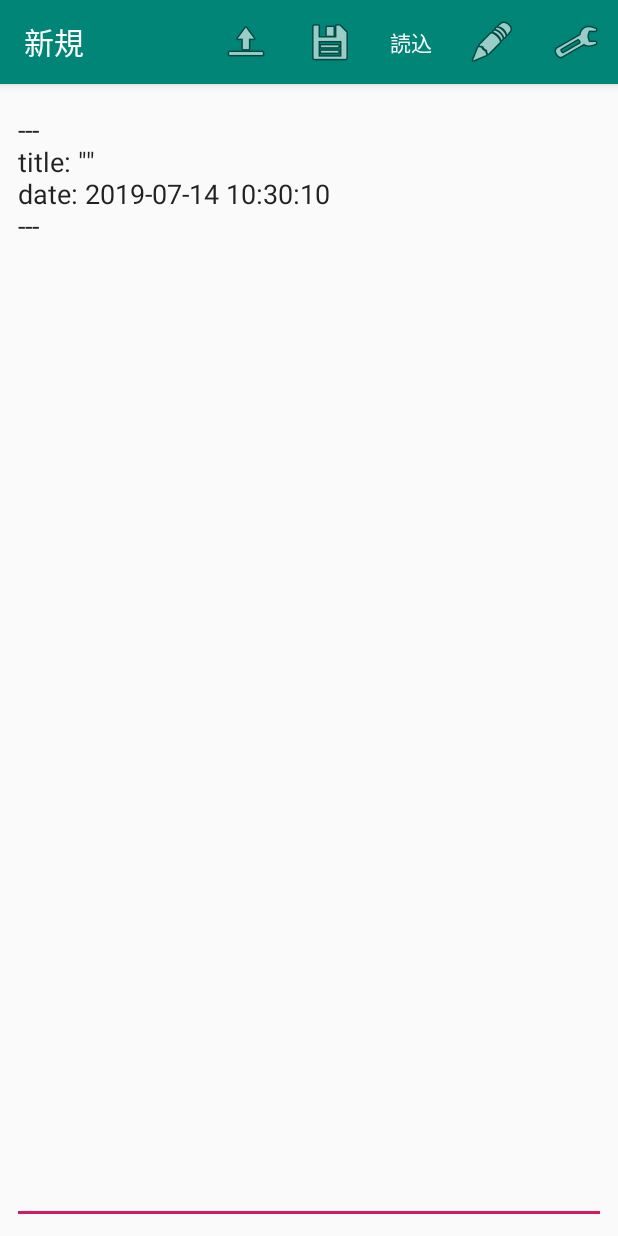
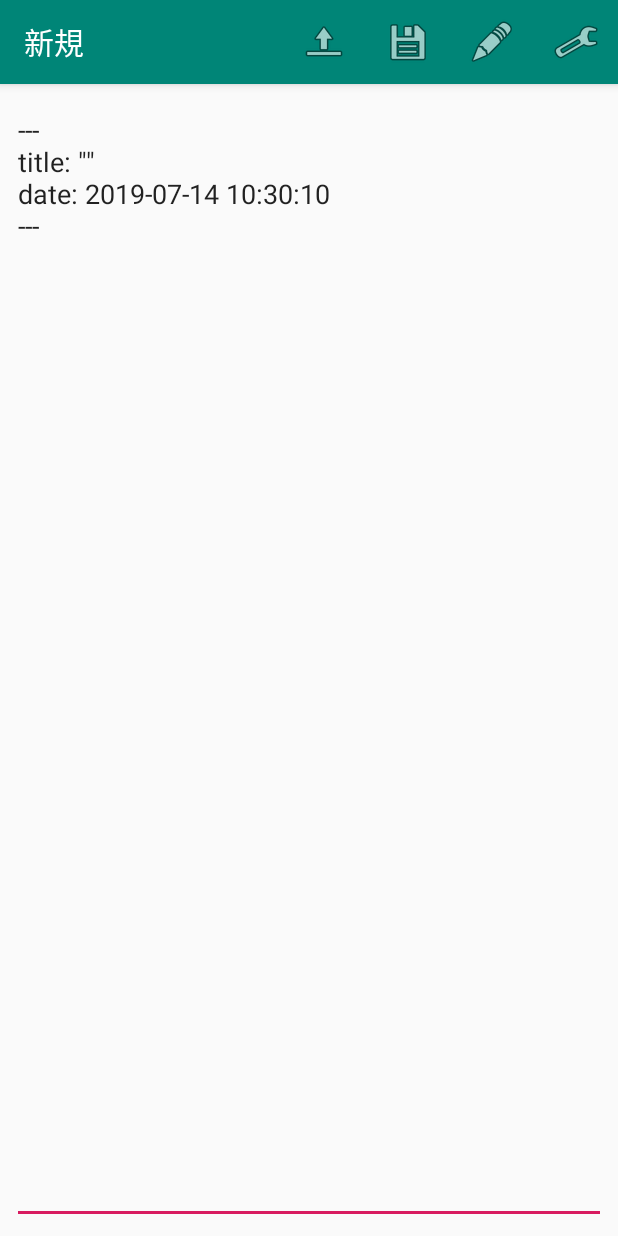
Before and after one commit to harukawa/PostDiary, an Android app: the MainActivity screen opened directly, with no data from a screen before it, on a phone screen of 412 x 824 dp. Run offline under Robolectric (Android 15) with nearby library versions, the light colour scheme and no system bars.

Commit message:
Saved continuously when creating new And delete load button
If the application saved the text when creating a new one, it was possible to continue editing that text.
delete unnecessary load button.

```diff
--- a/app/src/main/res/menu/main_menu.xml
+++ b/app/src/main/res/menu/main_menu.xml
@@ -11,10 +11,6 @@
             android:icon="@android:drawable/ic_menu_save"
             app:showAsAction="always"/>
     <item
-            android:id="@+id/action_load"
-            android:title="@string/action_load"
-            app:showAsAction="always"/>
-    <item
             android:id="@+id/action_edit"
             android:title="@string/action_edit"
             android:icon="@android:drawable/ic_menu_edit"
--- a/app/src/main/res/values/strings.xml
+++ b/app/src/main/res/values/strings.xml
@@ -2,7 +2,6 @@
     <string name="app_name">PostDiary</string>
     <string name="sent">送信</string>
     <string name="action_save">保存</string>
-    <string name="action_load">読込</string>
     <string name="action_edit">編集</string>
     <string name="action_setting">設定</string>
     <string name="new_title">新規</string>
```
Also changed, not shown: app/src/main/java/com/github/harukawa/postdiary/DatabaseHolder.kt (+13 -0 lines), app/src/main/java/com/github/harukawa/postdiary/MainActivity.kt (+9 -2 lines).
